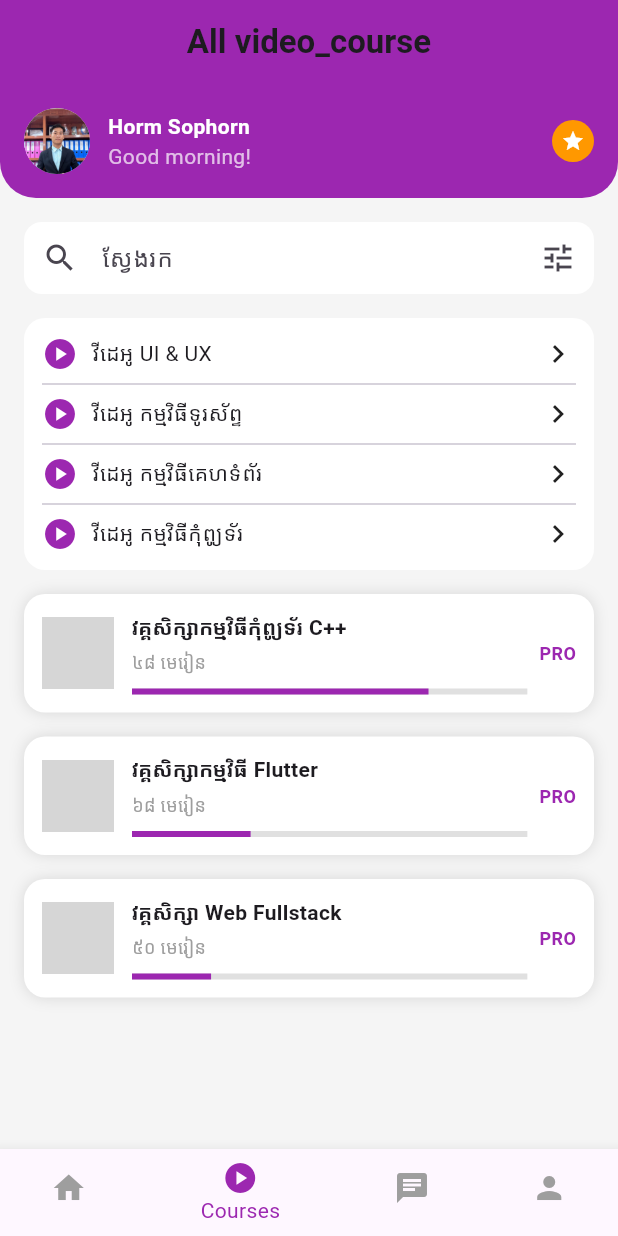
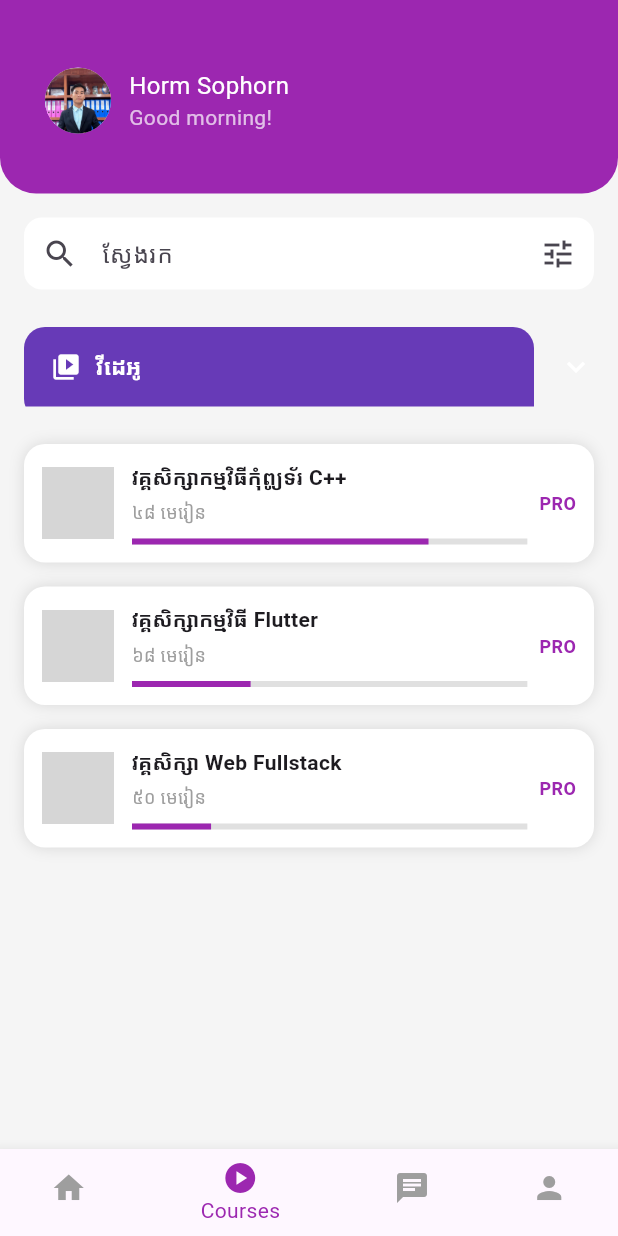
Before and after one commit to hpanha/genz_learning, a Flutter app: the MediaPage screen opened directly, on a phone screen of 412 x 824 dp. Run offline on Flutter 3.47's test engine with Material 3 defaults, Android fonts, the phone set to English and light mode, and no system bars; our stand-ins replace google_fonts, marquee; grey boxes are pictures that could not be loaded.

Commit message:
media update

```diff
--- a/lib/main.dart
+++ b/lib/main.dart
@@ -1,5 +1,5 @@
 import 'package:flutter/material.dart';
-import 'pages/first_page.dart';
+import 'pages/media_page.dart';
 
 void main() {
   runApp(const MyApp());
@@ -13,7 +13,7 @@ class MyApp extends StatelessWidget {
   Widget build(BuildContext context) {
     return MaterialApp(
       debugShowCheckedModeBanner: false,
-      home: FirstPage(),
+      home: MediaPage(),
 
     );
   }
--- a/lib/pages/media_page.dart
+++ b/lib/pages/media_page.dart
@@ -11,25 +11,16 @@ class MediaPage extends StatelessWidget {
     return Scaffold(
       backgroundColor: Colors.grey[100],
 
-      appBar: AppBar(
-        backgroundColor: Colors.purple,
-        elevation: 0,
-        automaticallyImplyLeading: false,
-        title: const Text(
-          'All video_course',
-          style: TextStyle(fontWeight: FontWeight.bold),
-        ),
-        centerTitle: true,
-      ),
+
 
       bottomNavigationBar: _bottomNav(context),
 
       body: SingleChildScrollView(
         child: Column(
           children: [
-            _header(),
+            _header(context),
             _searchBar(),
-            _categoryList(),
+            _categoryList(context),
             _courseList(),
             const SizedBox(height: 20),
           ],
@@ -38,10 +29,9 @@ class MediaPage extends StatelessWidget {
     );
   }
 
-  // ================= HEADER =================
-  Widget _header() {
+  Widget _header(BuildContext context) {
   return Container(
-      padding: const EdgeInsets.all(16),
+    padding: const EdgeInsets.fromLTRB(30, 30, 30, 40),
     decoration: const BoxDecoration(
       color: Colors.purple,
       borderRadius: BorderRadius.only(
@@ -49,23 +39,25 @@ class MediaPage extends StatelessWidget {
         bottomRight: Radius.circular(24),
       ),
     ),
+    child: Padding(
+      padding: const EdgeInsets.only(top: 15), // 👈 move down
       child: Row(
         children: [
-          const CircleAvatar(
+          GestureDetector(
+            onTap: () {},
+            child: const CircleAvatar(
               radius: 22,
               backgroundImage:
                   AssetImage('assets/images/profile/phorn.jpg'),
             ),
+          ),
           const SizedBox(width: 12),
-          Column(
+          const Column(
             crossAxisAlignment: CrossAxisAlignment.start,
-            children: const [
+            children: [
               Text(
                 'Horm Sophorn',
-                style: TextStyle(
-                  color: Colors.white,
-                  fontWeight: FontWeight.bold,
-                ),
+                style: TextStyle(color: Colors.white, fontSize: 16),
               ),
               Text(
                 'Good morning!',
@@ -73,15 +65,12 @@ class MediaPage extends StatelessWidget {
               ),
             ],
           ),
-          const Spacer(),
-          const CircleAvatar(
-            radius: 14,
-            backgroundColor: Colors.orange,
-            child: Icon(Icons.star, size: 16, color: Colors.white),
-          ),
         ],
       ),
+    ),
   );
+}
+
 }
 
   // ================= SEARCH =================
@@ -105,28 +94,81 @@ class MediaPage extends StatelessWidget {
     );
   }
 
-  // ================= CATEGORY =================
-  Widget _categoryList() {
+ Widget _categoryList(BuildContext context) {
   return Container(
     margin: const EdgeInsets.symmetric(horizontal: 16),
-      padding: const EdgeInsets.all(12),
     decoration: BoxDecoration(
+      borderRadius: BorderRadius.circular(14),
+    ),
+    child: ClipRRect(
+      borderRadius: BorderRadius.circular(14),
+      child: Theme(
+        data: Theme.of(context).copyWith(
+          dividerColor: Colors.transparent,
+        ),
+        child: ExpansionTile(
+          tilePadding: EdgeInsets.zero,
+          childrenPadding: EdgeInsets.zero,
+
+          iconColor: Colors.white,
+          collapsedIconColor: const Color.fromARGB(255, 255, 255, 255),
+
+          title: Container(
+            padding: const EdgeInsets.symmetric(horizontal: 18, vertical: 15),
+            decoration: const BoxDecoration(
+              color: Colors.deepPurple,
+              borderRadius: BorderRadius.only(
+                topLeft: Radius.circular(14),
+                topRight: Radius.circular(14),
+              ),
+            ),
+            child: Row(
+              children: const [
+                Icon(Icons.video_library, color: Colors.white, size: 20),
+                SizedBox(width: 10),
+                Text(
+                  'វីដេអូ',
+                  style: TextStyle(
                     color: Colors.white,
-        borderRadius: BorderRadius.circular(14),
+                    fontSize: 15,
+                    fontWeight: FontWeight.w600,
+                  ),
+                ),
+              ],
+            ),
+          ),
+
+          children: [
+            Container(
+              decoration: const BoxDecoration(
+                color: Colors.white,
+                borderRadius: BorderRadius.only(
+                  bottomLeft: Radius.circular(14),
+                  bottomRight: Radius.circular(14),
+                ),
               ),
               child: Column(
                 children: const [
                   _CategoryItem(title: 'វីដេអូ UI & UX'),
-          Divider(),
+                  Divider(height: 1),
                   _CategoryItem(title: 'វីដេអូ កម្មវិធីទូរស័ព្ទ'),
-          Divider(),
+                  Divider(height: 1),
                   _CategoryItem(title: 'វីដេអូ កម្មវិធីគេហទំព័រ'),
-          Divider(),
+                  Divider(height: 1),
                   _CategoryItem(title: 'វីដេអូ កម្មវិធីកុំព្យូទ័រ'),
                 ],
               ),
+            ),
+          ],
+        ),
+      ),
+    ),
   );
 }
+
+
+
+
 
   // ================= COURSE LIST =================
   Widget _courseList() {
@@ -193,7 +235,7 @@ class MediaPage extends StatelessWidget {
       ],
     );
   }
-}
+
 
 // ================= CATEGORY ITEM =================
 class _CategoryItem extends StatelessWidget {
```
Lines whose indentation alone changed are shown as unchanged.
